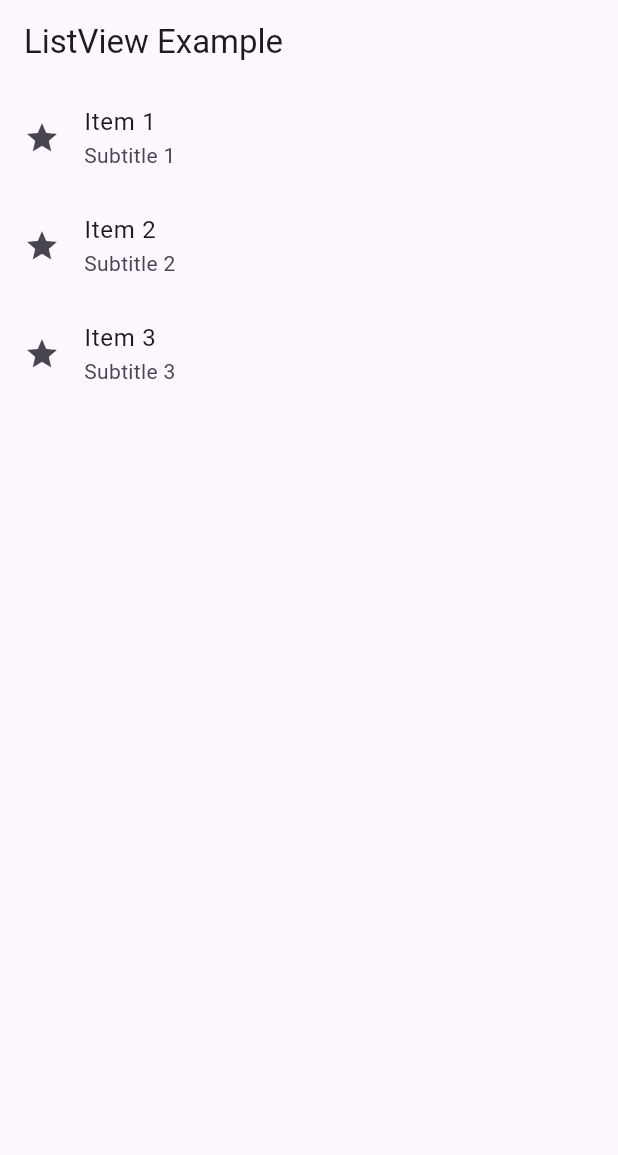
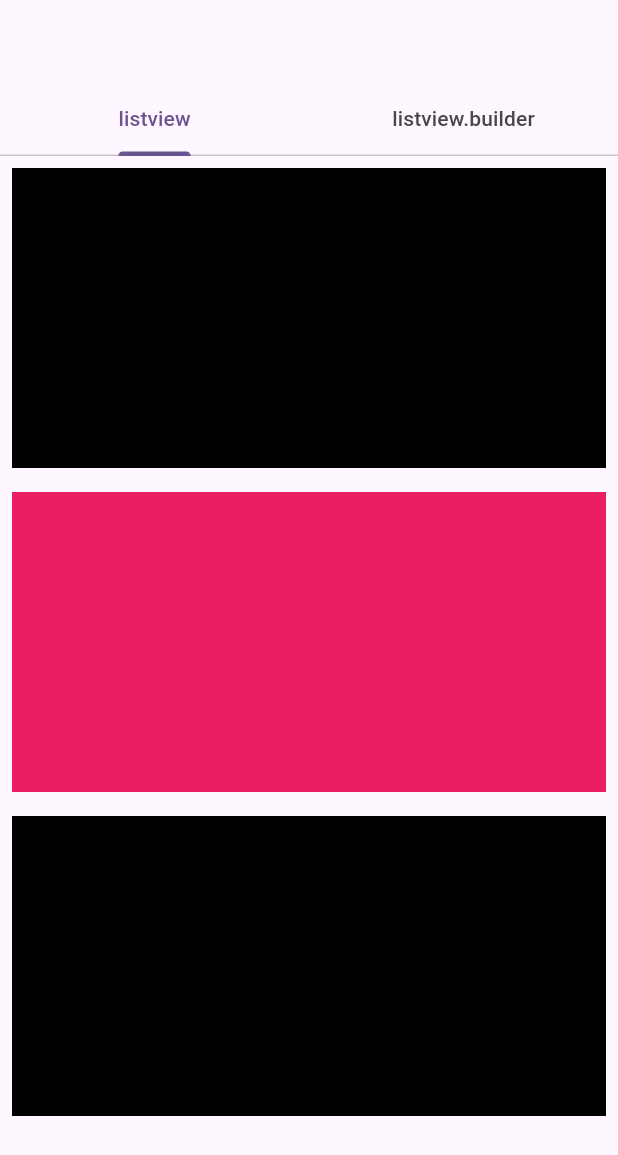
Before and after one commit to KUNJ-CP23/Flutter, a Flutter app: the screen it shows after launch, on a phone screen of 412 x 824 dp. Shown: the top 1155 px of the screen. Run offline on Flutter 3.47's test engine with Material 3 defaults, Android fonts, the phone set to English and light mode, and no system bars.

Commit message:
List n tab

```diff
--- /dev/null
+++ b/lib/lab_tab_last/list_tab.dart
@@ -0,0 +1,80 @@
+import 'package:flutter/cupertino.dart';
+import 'package:flutter/material.dart';
+
+class Tab_view_list extends StatelessWidget {
+  Tab_view_list({super.key});
+
+  List<String> li = [
+    "ele1",
+    "elel2",
+    "ele2,ele1",
+    "elel2",
+    "ele2,ele1",
+    "elel2",
+    "ele2,ele1",
+    "elel2",
+    "ele2,ele1",
+    "elel2",
+    "ele2",
+    "ele1",
+    "elel2",
+    "ele2"
+  ];
+
+  @override
+  Widget build(BuildContext context) {
+    return DefaultTabController(
+        length: 2,
+        child: Scaffold(
+          appBar: AppBar(
+            bottom: TabBar(tabs: [
+              Tab(
+                child: Text('listview'),
+              ),
+              Tab(
+                child: Text('listview.builder'),
+              ),
+            ]),
+          ),
+          body: TabBarView(children: [
+            Center(
+              child: ListView(
+                children: [
+                  Padding(
+                    padding: const EdgeInsets.all(8.0),
+                    child: Container(
+                      height: 200,
+                      color: Colors.black,
+                    ),
+                  ),
+                  Padding(
+                    padding: const EdgeInsets.all(8.0),
+                    child: Container(
+                      height: 200,
+                      color: Colors.pink,
+                    ),
+                  ),
+                  Padding(
+                    padding: const EdgeInsets.all(8.0),
+                    child: Container(
+                      height: 200,
+                      color: Colors.black,
+                    ),
+                  )
+                ],
+              ),
+            ),
+            Center(
+              child: ListView.builder(
+                  itemBuilder: (BuildContext contex, int index) {
+                    return Padding(
+                      padding: const EdgeInsets.all(15.0),
+                      child: Text('${li[index]}'),
+                    );
+                  },
+                  itemCount: li.length),
+            ),
+          ]),
+        ));
+  }
+}
--- a/lib/main.dart
+++ b/lib/main.dart
@@ -8,6 +8,7 @@ import 'package:labprogram/lab_8/form_extra.dart';
 import 'package:labprogram/lab_8/imgass_1.dart';
 import 'package:labprogram/lab_8/splash_scree.dart';
 import 'package:labprogram/lab_9/bdaynavigation.dart';
+import 'package:labprogram/lab_tab_last/list_tab.dart';
 import 'package:labprogram/lab_tab_last/listdemolearn.dart';
 import 'package:labprogram/lab_tab_last/tabview_basic.dart';
 import 'package:labprogram/lecture_design_0201/list/user_list_file.dart';
@@ -48,7 +49,7 @@ class MyApp extends StatelessWidget {
         colorScheme: ColorScheme.fromSeed(seedColor: Colors.deepPurple),
         useMaterial3: true,
       ),
-      home: ListViewDemo(),
+      home: Tab_view_list(),
     );
   }
 }
```
